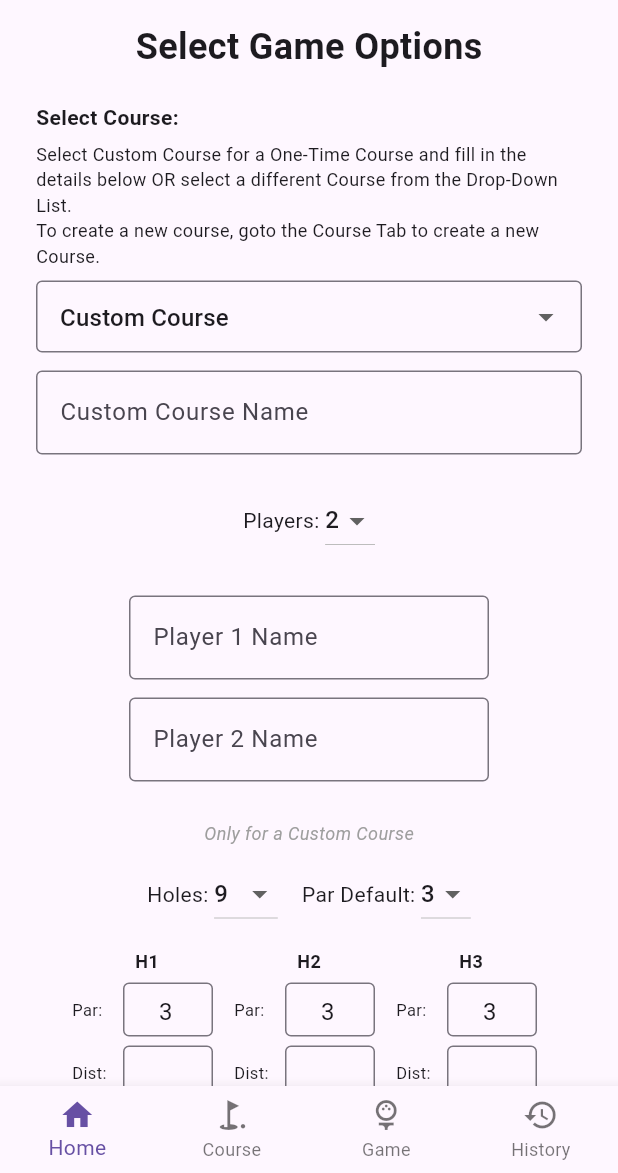
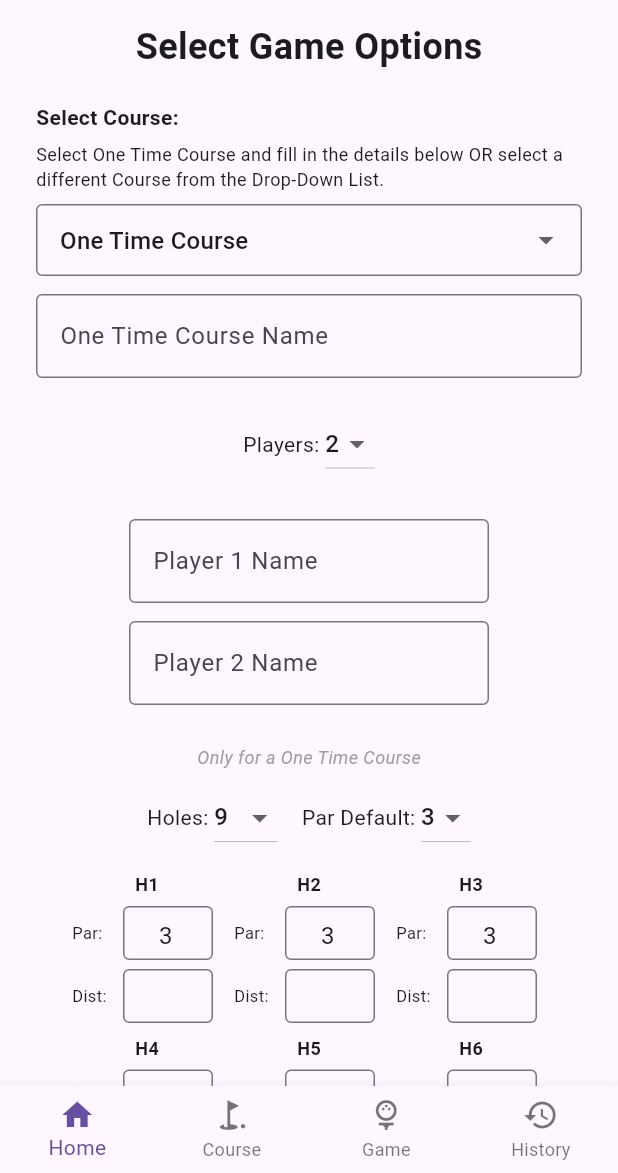
Before and after one commit to bdtsat-arch/frisbee-golf, a Flutter app: the FrisbeeDemoPage screen opened directly, on a phone screen of 412 x 824 dp, the part 63-1236 px from its top. Run offline on Flutter 3.47's test engine with Material 3 defaults, Android fonts, the phone set to English and light mode, and no system bars; our stand-ins replace cloud_firestore, firebase_auth, firebase_core, google_sign_in, shared_preferences; missing offline and left inert: firebase_app_check; accounts and stored records are empty.

Commit message:
Ver 10 - Revised Home tab - Select Course

```diff
--- a/lib/main.dart
+++ b/lib/main.dart
@@ -141,7 +141,10 @@ class FrisbeeDemoPage extends StatefulWidget {
 }
 
 class _FrisbeeDemoPageState extends State<FrisbeeDemoPage> {
+  static const String _kAddNewCourseOptionId = '__add_new_course__';
+
   int _selectedIndex = 0;
+  int _courseDropdownResetVersion = 0;
   int numPlayers = 2;
   int numHoles = 9;
   List<List<String>> scores = [];
@@ -465,6 +468,15 @@ class _FrisbeeDemoPageState extends State<FrisbeeDemoPage> {
   }
 
   void _onCourseSelected(SavedCourse? course) {
+    if (course?.id == _kAddNewCourseOptionId) {
+      setState(() {
+        selectedCourse = null;
+        _courseDropdownResetVersion++;
+        _selectedIndex = 1; // Navigate to Course tab
+      });
+      return;
+    }
+
     if (course == null) {
       setState(() {
         selectedCourse = null;
@@ -605,6 +617,16 @@ class _FrisbeeDemoPageState extends State<FrisbeeDemoPage> {
       );
       return;
     }
+
+    if (index == 0) {
+      setState(() {
+        _selectedIndex = 0;
+        selectedCourse = null; // Default dropdown to Custom Course on Home
+        _courseDropdownResetVersion++;
+      });
+      return;
+    }
+
     setState(() {
       _selectedIndex = index;
     });
@@ -705,11 +727,13 @@ class _FrisbeeDemoPageState extends State<FrisbeeDemoPage> {
                               fontSize: 14, fontWeight: FontWeight.bold)),
                       const SizedBox(height: 6),
                       const Text(
-                        'Select Custom Course for a One-Time Course and fill in the details below OR select a different Course from the Drop-Down List.\nTo create a new course, goto the Course Tab to create a new Course.',
+                        'Select One Time Course and fill in the details below OR select a different Course from the Drop-Down List.',
                         style: TextStyle(fontSize: 12),
                       ),
                       const SizedBox(height: 8),
                       DropdownButtonFormField<SavedCourse>(
+                        key: ValueKey(
+                            'course_dropdown_${_courseDropdownResetVersion}_${selectedCourse?.id ?? 'custom'}'),
                         value: selectedCourse,
                         decoration: const InputDecoration(
                           border: OutlineInputBorder(),
@@ -720,7 +744,7 @@ class _FrisbeeDemoPageState extends State<FrisbeeDemoPage> {
                         items: [
                           const DropdownMenuItem<SavedCourse>(
                             value: null,
-                            child: Text('Custom Course'),
+                            child: Text('One Time Course'),
                           ),
                           ...savedCourses.map((course) {
                             return DropdownMenuItem<SavedCourse>(
@@ -728,6 +752,16 @@ class _FrisbeeDemoPageState extends State<FrisbeeDemoPage> {
                               child: Text(course.name),
                             );
                           }),
+                          DropdownMenuItem<SavedCourse>(
+                            value: SavedCourse(
+                              id: _kAddNewCourseOptionId,
+                              name: 'Add New Course',
+                              numHoles: 0,
+                              parValues: const [],
+                              distanceValues: const [],
+                            ),
+                            child: const Text('Add New Course'),
+                          ),
                         ],
                         onChanged: _onCourseSelected,
                       ),
@@ -740,7 +774,7 @@ class _FrisbeeDemoPageState extends State<FrisbeeDemoPage> {
                             LengthLimitingTextInputFormatter(30)
                           ],
                           decoration: const InputDecoration(
-                            labelText: 'Custom Course Name',
+                            labelText: 'One Time Course Name',
                             border: OutlineInputBorder(),
                             counterText: '',
                           ),
@@ -806,7 +840,7 @@ class _FrisbeeDemoPageState extends State<FrisbeeDemoPage> {
             ),
             const SizedBox(height: 20),
             if (selectedCourse == null) ...[
-              const Text('Only for a Custom Course',
+              const Text('Only for a One Time Course',
                   style: TextStyle(
                       fontSize: 12,
                       fontStyle: FontStyle.italic,
```
Also changed, not shown: 1 other file.
